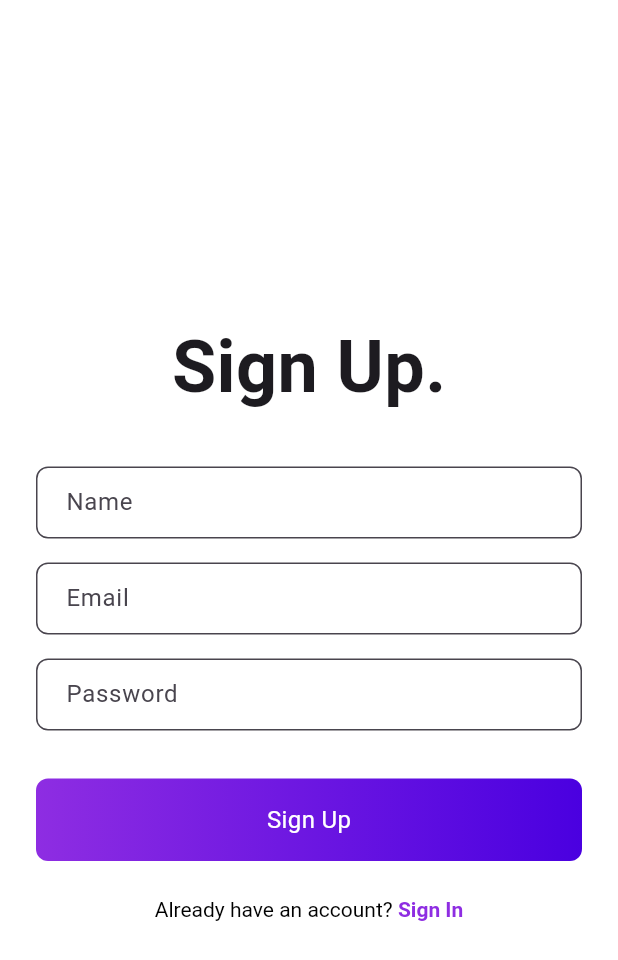
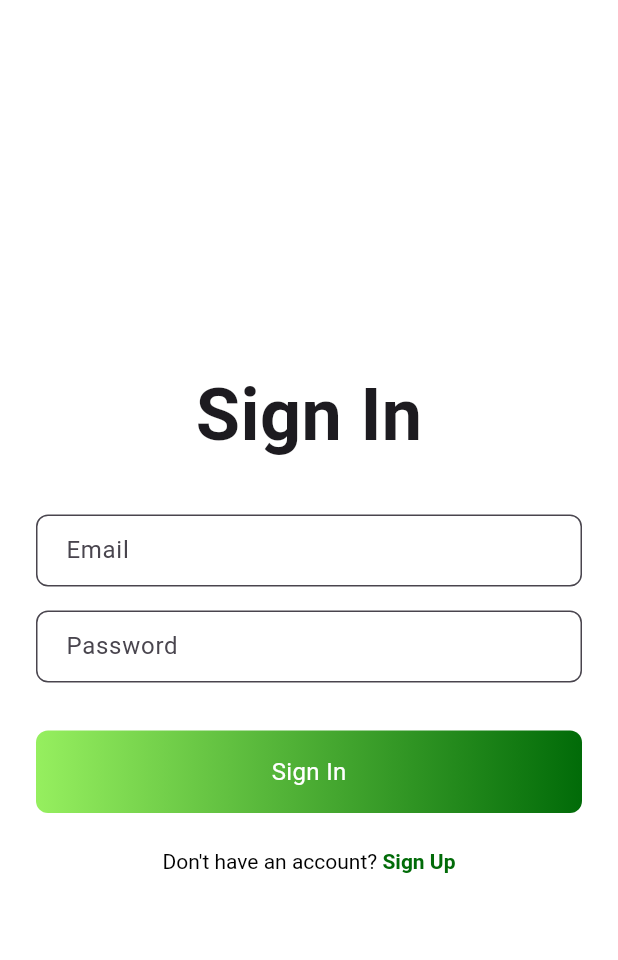
Before and after one commit to Green-Team-UCAB/green_frontend, a Flutter app: the screen it shows after launch, on a phone screen of 412 x 824 dp. Shown: the top 960 px of the screen. Run offline on Flutter 3.47's test engine with Material 3 defaults, Android fonts, the phone set to English and light mode, and no system bars; our stand-ins replace dio, equatable, flutter_bloc, flutter_secure_storage, fpdart, get_it and 2 more.

Commit message:
feat (auth): Actualización de las vistas de login, registro y splash; casos de uso; apiClient; datasource y gestor de esto

```diff
--- a/lib/core/network/api_client.dart
+++ b/lib/core/network/api_client.dart
@@ -109,4 +109,10 @@ class ApiClient {
       queryParameters: queryParameters,
       );
   }
+
+  void clearAuthToken() {
+  _authToken = null;
+  _dio.options.headers.remove('Authorization');
 }
+
+}
--- a/lib/features/auth/application/log_out_user.dart
+++ b/lib/features/auth/application/log_out_user.dart
@@ -7,7 +7,7 @@ class LogoutUserUseCase {
 
   LogoutUserUseCase(this.repository);
 
-  Future<Either<Failure, Unit>> execute() {
+  Future<Either<Failure, Unit>> call() {
     return repository.logout();
   }
 }
--- a/lib/features/auth/application/login_user.dart
+++ b/lib/features/auth/application/login_user.dart
@@ -8,7 +8,7 @@ class LoginUserUseCase {
 
   LoginUserUseCase(this.repository);
 
-  Future<Either<Failure, User>> execute({
+  Future<Either<Failure, User>> call({
     required String email,
     required String password,
   }) {
--- a/lib/features/auth/application/register_user.dart
+++ b/lib/features/auth/application/register_user.dart
@@ -8,7 +8,7 @@ class RegisterUserUseCase {
 
   RegisterUserUseCase(this.repository);
 
-  Future<Either<Failure, User>> execute({
+  Future<Either<Failure, User>> call({
     required String userName,
     required String email,
     required String password,
--- /dev/null
+++ b/lib/features/auth/presentation/bloc/auth_event.dart
@@ -0,0 +1,14 @@
+abstract class AuthEvent {}
+
+class AuthSignUp extends AuthEvent {
+  final String userName;
+  final String email;
+  final String password;
+  AuthSignUp({required this.userName, required this.email, required this.password});
+}
+
+class AuthLogin extends AuthEvent {
+  final String email;
+  final String password;
+  AuthLogin({required this.email, required this.password});
+}
--- /dev/null
+++ b/lib/features/auth/presentation/bloc/auth_state.dart
@@ -0,0 +1,14 @@
+import 'package:green_frontend/features/auth/domain/entities/user.dart';
+
+abstract class AuthState {}
+
+class AuthInitial extends AuthState {}
+class AuthLoading extends AuthState {}
+class AuthSuccess extends AuthState {
+  final User user;
+  AuthSuccess(this.user);
+}
+class AuthFailure extends AuthState {
+  final String message;
+  AuthFailure(this.message);
+}
--- a/lib/features/auth/presentation/screens/login_page.dart
+++ b/lib/features/auth/presentation/screens/login_page.dart
@@ -0,0 +1,175 @@
+import 'package:flutter/material.dart';
+import 'package:flutter_bloc/flutter_bloc.dart';
+import 'package:green_frontend/features/auth/presentation/bloc/auth_bloc.dart';
+import 'package:green_frontend/features/auth/presentation/bloc/auth_event.dart';
+import 'package:green_frontend/features/auth/presentation/bloc/auth_state.dart';
+import 'package:green_frontend/features/auth/presentation/screens/singup_page.dart';
+import 'package:green_frontend/features/menu_navegation/presentation/screens/nav_bar_selection_screen.dart';
+
+class LoginPage extends StatefulWidget {
+  const LoginPage({super.key});
+
+  @override
+  State<LoginPage> createState() => _LoginPageState();
+}
+
+class _LoginPageState extends State<LoginPage> {
+  final formKey = GlobalKey<FormState>();
+  final emailController = TextEditingController();
+  final passwordController = TextEditingController();
+
+  @override
+  void dispose() {
+    emailController.dispose();
+    passwordController.dispose();
+    super.dispose();
+  }
+
+  void _onLogin() {
+    if (formKey.currentState!.validate()) {
+      context.read<AuthBloc>().add(
+        AuthLogin(
+          email: emailController.text.trim(),
+          password: passwordController.text.trim(),
+        ),
+      );
+    }
+  }
+
+  @override
+  Widget build(BuildContext context) {
+    return Scaffold(
+      backgroundColor: Colors.white,
+      body: SafeArea(
+        child: Center(
+          child: SingleChildScrollView(
+            padding: const EdgeInsets.symmetric(horizontal: 24),
+            child: BlocConsumer<AuthBloc, AuthState>(
+              listener: (context, state) {
+                if (state is AuthFailure) {
+                  ScaffoldMessenger.of(context).showSnackBar(
+                    SnackBar(content: Text(state.message)),
+                  );
+                } else if (state is AuthSuccess) {
+                  Navigator.pushReplacement(
+                    context,
+                    MaterialPageRoute(builder: (_) => const NavBarSelectionScreen()),
+                  );
+                }
+              },
+              builder: (context, state) {
+                if (state is AuthLoading) {
+                  return const Center(child: CircularProgressIndicator());
+                }
+
+                return Form(
+                  key: formKey,
+                  child: Column(
+                    children: [
+                      const Text(
+                        'Sign In',
+                        style: TextStyle(
+                          fontSize: 48,
+                          fontWeight: FontWeight.bold,
+                        ),
+                      ),
+                      const SizedBox(height: 32),
+                      _buildTextField(
+                        controller: emailController,
+                        hintText: 'Email',
+                        keyboardType: TextInputType.emailAddress,
+                      ),
+                      const SizedBox(height: 16),
+                      _buildTextField(
+                        controller: passwordController,
+                        hintText: 'Password',
+                        obscureText: true,
+                      ),
+                      const SizedBox(height: 32),
+                      _buildGradientButton(
+                        text: 'Sign In',
+                        onPressed: _onLogin,
+                      ),
+                      const SizedBox(height: 24),
+                      GestureDetector(
+                        onTap: () {
+                          Navigator.push(
+                            context,
+                            MaterialPageRoute(builder: (_) => const SignUpPage()),
+                          );
+                        },
+                        child: RichText(
+                          text: const TextSpan(
+                            text: "Don't have an account? ",
+                            style: TextStyle(color: Colors.black),
+                            children: [
+                              TextSpan(
+                                text: 'Sign Up',
+                                style: TextStyle(
+                                  color: Color.fromARGB(255, 1, 107, 8),
+                                  fontWeight: FontWeight.bold,
+                                ),
+                              ),
+                            ],
+                          ),
+                        ),
+                      ),
+                    ],
+                  ),
+                );
+              },
+            ),
+          ),
+        ),
+      ),
+    );
+  }
+
+  Widget _buildTextField({
+    required TextEditingController controller,
+    required String hintText,
+    bool obscureText = false,
+    TextInputType keyboardType = TextInputType.text,
+  }) {
+    return TextFormField(
+      controller: controller,
+      obscureText: obscureText,
+      keyboardType: keyboardType,
+      validator: (value) =>
+          value == null || value.isEmpty ? 'Campo requerido' : null,
+      decoration: InputDecoration(
+        hintText: hintText,
+        border: OutlineInputBorder(borderRadius: BorderRadius.circular(8)),
+        contentPadding: const EdgeInsets.symmetric(horizontal: 16, vertical: 12),
+      ),
+    );
+  }
+
+  Widget _buildGradientButton({
+    required String text,
+    required VoidCallback onPressed,
+  }) {
+    return GestureDetector(
+      onTap: onPressed,
+      child: Container(
+        width: double.infinity,
+        padding: const EdgeInsets.symmetric(vertical: 16),
+        decoration: BoxDecoration(
+          gradient: const LinearGradient(
+            colors: [
+              Color.fromARGB(255, 150, 239, 95),
+              Color.fromARGB(255, 1, 107, 8),
+            ],
+          ),
+          borderRadius: BorderRadius.circular(8),
+        ),
+        child: Center(
+          child: Text(
+            text,
+            style: const TextStyle(color: Colors.white, fontSize: 16),
+          ),
+        ),
+      ),
+    );
+  }
+}
--- a/pubspec.yaml
+++ b/pubspec.yaml
@@ -35,6 +35,8 @@ dependencies:
   fpdart: ^1.2.0
   intl: ^0.20.2
   flutter_secure_storage: ^10.0.0
+  http: ^1.6.0
+  mobile_scanner: ^7.1.4
 
 dev_dependencies:
   flutter_test:
@@ -54,8 +56,8 @@ flutter:
   uses-material-design: true
 
   # To add assets to your application, add an assets section, like this:
-  #assets:
-    #- images/a_dot_burr.jpeg
+  assets:
+    - assets/appIcon.png
     #- images/a_dot_ham.jpeg
 
   # An image asset can refer to one or more resolution-specific "variants", see
```
Also changed, not shown: lib/core/network/input_validator.dart (+24 -1 lines), lib/features/auth/infraestructure/datasources/auth_datasource.dart (+43 -6 lines), lib/features/auth/infraestructure/models/user_model.dart (+14 -11 lines), lib/features/auth/infraestructure/repositories/auth_repository_impl.dart (+8 -5 lines), lib/features/auth/presentation/bloc/auth_bloc.dart (added, +61 -0 lines), lib/features/auth/presentation/screens/singup_page.dart (+50 -11 lines), lib/features/auth/presentation/screens/splash_page.dart (added, +99 -0 lines), lib/main.dart (+44 -3 lines), assets/appIcon.png (added), pubspec.lock, 7 other files.
